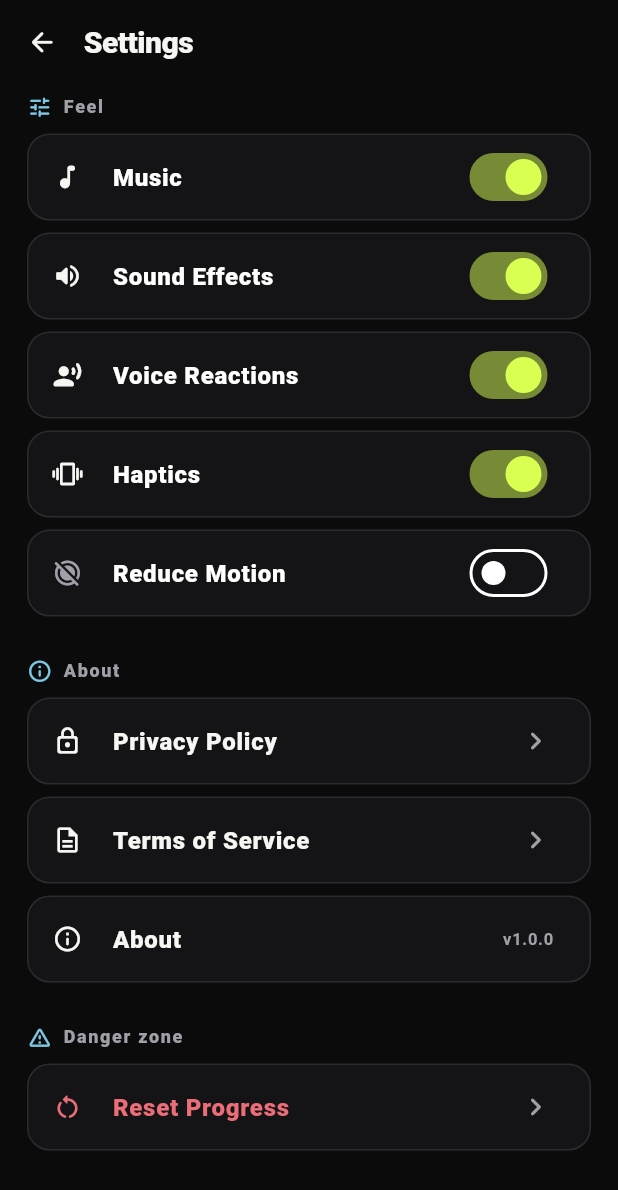
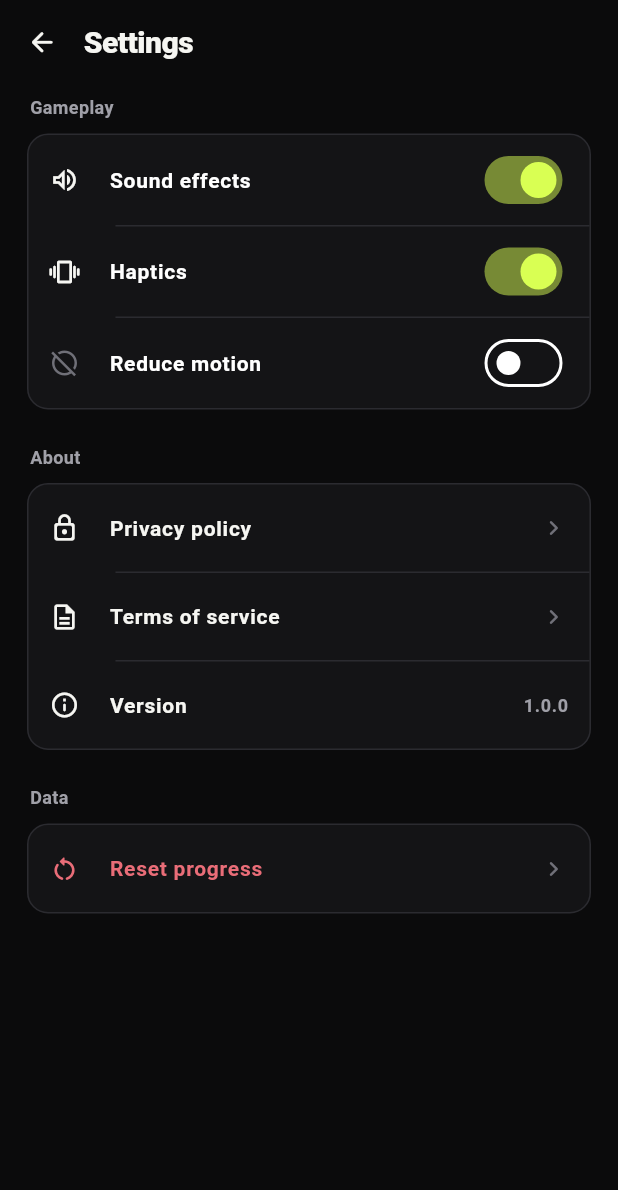
Before and after one commit to Deepak9305/brainrot-quiz, a Flutter app: the SettingsScreen screen opened by its route, on a phone screen of 412 x 824 dp. Shown: the top 1190 px of the screen. Run offline on Flutter 3.47's test engine with Material 3 defaults, Android fonts, the phone set to English and light mode, and no system bars; our stand-ins replace flutter_riverpod, go_router, google_mobile_ads, shared_preferences; accounts and stored records are empty.

Commit message:
Clean settings and remove controls that were not wired to gameplay

```diff
--- a/lib/features/settings/settings_screen.dart
+++ b/lib/features/settings/settings_screen.dart
@@ -11,40 +11,26 @@ class SettingsScreen extends ConsumerWidget {
   @override
   Widget build(BuildContext context, WidgetRef ref) {
     final progress = ref.watch(progressProvider);
+
     return Scaffold(
       appBar: const BrainrotAppBar(title: 'Settings'),
-      body: AppBackground(
-        accent: AppColors.cyan,
-        child: SafeArea(
+      body: SafeArea(
         child: ListView(
           physics: const BouncingScrollPhysics(),
-            padding: const EdgeInsets.fromLTRB(18, 5, 18, 28),
+          padding: const EdgeInsets.fromLTRB(18, 6, 18, 28),
           children: [
-              const _SettingsHeader(title: 'Feel', icon: Icons.tune_rounded),
+            const _SectionLabel('Gameplay'),
+            _Group(
+              children: [
                 _SettingSwitch(
-                label: 'Music',
-                icon: Icons.music_note_rounded,
-                value: progress.music,
-                onChanged: (value) => ref
-                    .read(progressProvider.notifier)
-                    .setSetting('music', value),
-              ),
-              _SettingSwitch(
-                label: 'Sound Effects',
-                icon: Icons.volume_up_rounded,
+                  label: 'Sound effects',
+                  icon: Icons.volume_up_outlined,
                   value: progress.soundEffects,
                   onChanged: (value) => ref
                       .read(progressProvider.notifier)
                       .setSetting('soundEffects', value),
                 ),
-              _SettingSwitch(
-                label: 'Voice Reactions',
-                icon: Icons.record_voice_over_rounded,
-                value: progress.voiceReactions,
-                onChanged: (value) => ref
-                    .read(progressProvider.notifier)
-                    .setSetting('voiceReactions', value),
-              ),
+                const _RowDivider(),
                 _SettingSwitch(
                   label: 'Haptics',
                   icon: Icons.vibration_rounded,
@@ -53,74 +39,76 @@ class SettingsScreen extends ConsumerWidget {
                       .read(progressProvider.notifier)
                       .setSetting('haptics', value),
                 ),
+                const _RowDivider(),
                 _SettingSwitch(
-                label: 'Reduce Motion',
-                icon: Icons.motion_photos_off_rounded,
+                  label: 'Reduce motion',
+                  icon: Icons.motion_photos_off_outlined,
                   value: progress.reduceMotion,
                   onChanged: (value) => ref
                       .read(progressProvider.notifier)
                       .setSetting('reduceMotion', value),
                 ),
-              const SizedBox(height: 20),
-              const _SettingsHeader(
-                title: 'About',
-                icon: Icons.info_outline_rounded,
+              ],
             ),
+            const SizedBox(height: 24),
+            const _SectionLabel('About'),
+            _Group(
+              children: [
                 _SettingsLink(
-                label: 'Privacy Policy',
+                  label: 'Privacy policy',
                   icon: Icons.lock_outline_rounded,
                   onTap: () => _showInfo(
                     context,
-                  'Privacy Policy',
-                  'Brainrot Quiz works without accounts. Progress stays on this device. Ads, when enabled, use Google test or production inventory according to your build configuration.',
+                    'Privacy policy',
+                    'Brainrot Quiz works without an account. Your game progress is stored on this device. Ads use the ad configuration included in the build.',
                   ),
                 ),
+                const _RowDivider(),
                 _SettingsLink(
-                label: 'Terms of Service',
+                  label: 'Terms of service',
                   icon: Icons.description_outlined,
                   onTap: () => _showInfo(
                     context,
-                  'Terms of Service',
-                  'Play fair, respect the memes, and do not redistribute content you do not own.',
+                    'Terms of service',
+                    'Use the app normally and do not redistribute content you do not own.',
                   ),
                 ),
+                const _RowDivider(),
                 _SettingsLink(
-                label: 'About',
+                  label: 'Version',
                   icon: Icons.info_outline_rounded,
-                trailing: 'v1.0.0',
+                  trailing: '1.0.0',
                   onTap: () => _showInfo(
                     context,
                     'Brainrot Quiz',
-                  'How cooked are you? Built for fast rounds, big laughs, and zero login screens.',
+                    'Fast internet-culture quizzes with no login required.',
                   ),
                 ),
-              const SizedBox(height: 20),
-              const _SettingsHeader(
-                title: 'Danger zone',
-                icon: Icons.warning_amber_rounded,
+              ],
             ),
+            const SizedBox(height: 24),
+            const _SectionLabel('Data'),
+            _Group(
+              children: [
                 _SettingsLink(
-                label: 'Reset Progress',
+                  label: 'Reset progress',
                   icon: Icons.restart_alt_rounded,
                   color: AppColors.red,
                   onTap: () => _confirmReset(context, ref),
                 ),
               ],
             ),
+          ],
         ),
       ),
     );
   }
 
-  void _showInfo(BuildContext context, String title, String message) =>
+  static void _showInfo(BuildContext context, String title, String message) {
     showDialog<void>(
       context: context,
       builder: (context) => AlertDialog(
-          backgroundColor: AppColors.surface,
-          title: Text(
-            title,
-            style: const TextStyle(fontWeight: FontWeight.w900),
-          ),
+        title: Text(title, style: const TextStyle(fontWeight: FontWeight.w800)),
         content: Text(
           message,
           style: const TextStyle(color: AppColors.muted, height: 1.4),
@@ -128,71 +116,92 @@ class SettingsScreen extends ConsumerWidget {
         actions: [
           TextButton(
             onPressed: () => Navigator.pop(context),
-              child: const Text('DONE'),
+            child: const Text('Done'),
+          ),
+        ],
+      ),
+    );
+  }
+
+  static Future<void> _confirmReset(
+    BuildContext context,
+    WidgetRef ref,
+  ) async {
+    final confirmed = await showDialog<bool>(
+      context: context,
+      builder: (context) => AlertDialog(
+        title: const Text(
+          'Reset progress?',
+          style: TextStyle(fontWeight: FontWeight.w800),
+        ),
+        content: const Text('Scores, streaks and achievements will be cleared.'),
+        actions: [
+          TextButton(
+            onPressed: () => Navigator.pop(context, false),
+            child: const Text('Cancel'),
+          ),
+          TextButton(
+            onPressed: () => Navigator.pop(context, true),
+            child: const Text('Reset'),
           ),
         ],
       ),
     );
 
-  Future<void> _confirmReset(BuildContext context, WidgetRef ref) async {
-    final confirmed = await showDialog<bool>(
-      context: context,
-      builder: (context) => AlertDialog(
-        backgroundColor: AppColors.surface,
-        title: const Text(
-          'Reset everything?',
-          style: TextStyle(fontWeight: FontWeight.w900),
-        ),
-        content: const Text(
-          'Coins, XP, streaks, and achievements will be cleared.',
-        ),
-        actions: [
-          TextButton(
-            onPressed: () => Navigator.pop(context, false),
-            child: const Text('CANCEL'),
-          ),
-          TextButton(
-            onPressed: () => Navigator.pop(context, true),
-            child: const Text('RESET'),
-          ),
-        ],
-      ),
-    );
     if (confirmed == true) {
       await ref.read(progressProvider.notifier).resetProgress();
       if (context.mounted) {
         ScaffoldMessenger.of(context).showSnackBar(
-          const SnackBar(
-            content: Text('Progress reset. Fresh brain cells unlocked.'),
-          ),
+          const SnackBar(content: Text('Progress reset.')),
         );
       }
     }
   }
 }
 
-class _SettingsHeader extends StatelessWidget {
-  const _SettingsHeader({required this.title, required this.icon});
-  final String title;
-  final IconData icon;
+class _SectionLabel extends StatelessWidget {
+  const _SectionLabel(this.label);
+
+  final String label;
+
   @override
   Widget build(BuildContext context) => Padding(
-    padding: const EdgeInsets.only(bottom: 9),
-    child: Row(
-      children: [
-        Icon(icon, size: 17, color: AppColors.cyan),
-        const SizedBox(width: 7),
-        Text(
-          title,
+        padding: const EdgeInsets.only(left: 2, bottom: 8),
+        child: Text(
+          label,
           style: const TextStyle(
             color: AppColors.muted,
             fontSize: 12,
-            fontWeight: FontWeight.w900,
-            letterSpacing: 1.1,
+            fontWeight: FontWeight.w700,
           ),
         ),
-      ],
+      );
+}
+
+class _Group extends StatelessWidget {
+  const _Group({required this.children});
+
+  final List<Widget> children;
+
+  @override
+  Widget build(BuildContext context) => Container(
+        decoration: BoxDecoration(
+          color: AppColors.surface,
+          borderRadius: BorderRadius.circular(14),
+          border: Border.all(color: AppColors.border),
         ),
+        clipBehavior: Clip.antiAlias,
+        child: Column(children: children),
+      );
+}
+
+class _RowDivider extends StatelessWidget {
+  const _RowDivider();
+
+  @override
+  Widget build(BuildContext context) => const Divider(
+        height: 1,
+        indent: 58,
       );
 }
 
@@ -203,28 +212,26 @@ class _SettingSwitch extends StatelessWidget {
     required this.value,
     required this.onChanged,
   });
+
   final String label;
   final IconData icon;
   final bool value;
   final ValueChanged<bool> onChanged;
+
   @override
-  Widget build(BuildContext context) => Container(
-    margin: const EdgeInsets.only(bottom: 8),
-    decoration: BoxDecoration(
-      color: AppColors.surface,
-      borderRadius: BorderRadius.circular(15),
-      border: Border.all(color: AppColors.border),
-    ),
-    child: SwitchListTile.adaptive(
+  Widget build(BuildContext context) => SwitchListTile.adaptive(
+        contentPadding: const EdgeInsets.symmetric(horizontal: 14, vertical: 2),
         value: value,
         onChanged: onChanged,
         activeThumbColor: AppColors.lime,
-      title: Text(label, style: const TextStyle(fontWeight: FontWeight.w800)),
+        title: Text(
+          label,
+          style: const TextStyle(fontSize: 14, fontWeight: FontWeight.w700),
+        ),
         secondary: Icon(
           icon,
-        color: value ? AppColors.ink : AppColors.muted,
+          color: value ? AppColors.ink : AppColors.subtle,
           size: 20,
-      ),
         ),
       );
 }
@@ -237,35 +244,39 @@ class _SettingsLink extends StatelessWidget {
     this.trailing,
     this.color = AppColors.ink,
   });
+
   final String label;
   final IconData icon;
   final VoidCallback onTap;
   final String? trailing;
   final Color color;
+
   @override
-  Widget build(BuildContext context) => Container(
-    margin: const EdgeInsets.only(bottom: 8),
-    decoration: BoxDecoration(
-      color: AppColors.surface,
-      borderRadius: BorderRadius.circular(15),
-      border: Border.all(color: AppColors.border),
-    ),
-    child: ListTile(
+  Widget build(BuildContext context) => ListTile(
+        contentPadding: const EdgeInsets.symmetric(horizontal: 14, vertical: 1),
         onTap: onTap,
         leading: Icon(icon, color: color, size: 20),
         title: Text(
           label,
-        style: TextStyle(color: color, fontWeight: FontWeight.w800),
+          style: TextStyle(
+            color: color,
+            fontSize: 14,
+            fontWeight: FontWeight.w700,
+          ),
         ),
         trailing: trailing != null
             ? Text(
                 trailing!,
                 style: const TextStyle(
                   color: AppColors.muted,
-                fontWeight: FontWeight.w700,
+                  fontSize: 12,
+                  fontWeight: FontWeight.w600,
                 ),
               )
-          : const Icon(Icons.chevron_right_rounded, color: AppColors.muted),
+            : const Icon(
+                Icons.chevron_right_rounded,
+                color: AppColors.subtle,
+                size: 20,
               ),
       );
 }
```
Lines whose indentation alone changed are shown as unchanged.
